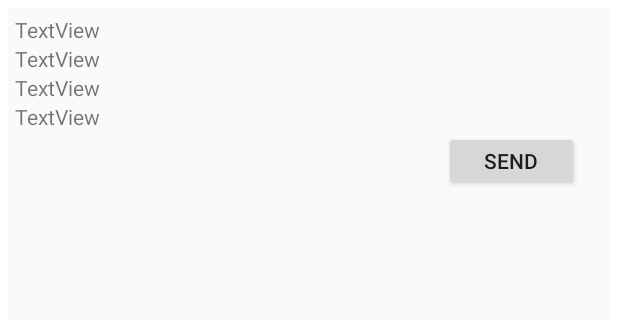
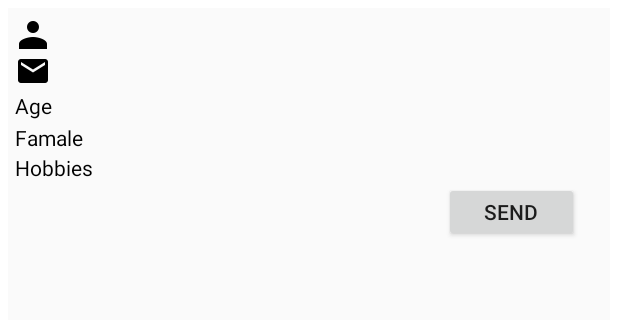
Before and after one commit to tetiana-horobets/android-user-management, an Android app: the UserDetailsActivity screen opened directly, with no data from a screen before it, on a phone screen of 412 x 824 dp, the part 314-634 px from its top. Run offline under Robolectric (Android 15) with nearby library versions, the phone set to English and light mode, and no system bars; our stand-ins replace CircleImageView, Picasso.

Commit message:
add design

```diff
--- a/app/src/main/res/layout/user_details_activity.xml
+++ b/app/src/main/res/layout/user_details_activity.xml
@@ -32,7 +32,7 @@
 
     </RelativeLayout>
 
-    <LinearLayout
+    <TableLayout
         android:layout_width="match_parent"
         android:layout_height="0dp"
         android:orientation="vertical"
@@ -40,36 +40,119 @@
         android:background="@drawable/border"
         android:padding="10dip">
 
+        <TableRow
+            android:layout_width="match_parent"
+            android:layout_height="match_parent" >
+
+            <TextView
+                android:id="@+id/textView6"
+                android:layout_width="wrap_content"
+                android:layout_height="1dp"
+                android:layout_weight="2" />
+
+            <TextView
+                android:id="@+id/textView5"
+                android:layout_width="wrap_content"
+                android:layout_height="0dp"
+                android:layout_weight="1" />
+        </TableRow>
+
+        <TableRow
+            android:layout_width="match_parent"
+            android:layout_height="match_parent" >
+
+            <ImageView
+                android:id="@+id/imageView5"
+                android:layout_width="wrap_content"
+                android:layout_height="wrap_content"
+                android:layout_gravity="left"
+                app:srcCompat="@mipmap/ic_person_black_24dp" />
+
             <TextView
                 android:id="@+id/user_detailed_name"
                 android:layout_width="match_parent"
                 android:layout_height="wrap_content"
-            android:text="TextView" />
+                android:textSize="15sp" />
+        </TableRow>
+
+        <TableRow
+            android:layout_width="match_parent"
+            android:layout_height="match_parent" >
+
+            <ImageView
+                android:id="@+id/imageView6"
+                android:layout_width="wrap_content"
+                android:layout_height="wrap_content"
+                android:layout_gravity="left"
+                app:srcCompat="@mipmap/ic_mail_black_24dp" />
 
             <TextView
                 android:id="@+id/user_detailed_email"
                 android:layout_width="match_parent"
                 android:layout_height="wrap_content"
-            android:text="TextView" />
+                android:textSize="15sp" />
+
+        </TableRow>
+
+        <TableRow
+            android:layout_width="match_parent"
+            android:layout_height="match_parent" >
+
+            <TextView
+                android:id="@+id/textView7"
+                android:layout_width="wrap_content"
+                android:layout_height="wrap_content"
+                android:text="Age"
+                android:textColor="#000000"
+                android:gravity="left"/>
 
             <TextView
                 android:id="@+id/user_detailed_age"
                 android:layout_width="match_parent"
                 android:layout_height="wrap_content"
-            android:text="TextView" />
+                android:textSize="15sp" />
+        </TableRow>
+
+        <TableRow
+            android:layout_width="match_parent"
+            android:layout_height="match_parent" >
+
+            <TextView
+                android:id="@+id/textView8"
+                android:layout_width="wrap_content"
+                android:layout_height="wrap_content"
+                android:gravity="left"
+                android:textColor="#000000"
+                android:text="Famale" />
 
             <TextView
                 android:id="@+id/user_detailed_is_female"
                 android:layout_width="match_parent"
                 android:layout_height="wrap_content"
-            android:text="TextView" />
+                android:textSize="15sp" />
+        </TableRow>
+
+        <TableRow
+            android:layout_width="match_parent"
+            android:layout_height="match_parent" >
+
+            <TextView
+                android:id="@+id/textView9"
+                android:layout_width="match_parent"
+                android:layout_height="wrap_content"
+                android:gravity="left"
+                android:textColor="#000000"
+                android:text="Hobbies" />
 
             <LinearLayout
+                android:id="@+id/user_detailed_hobbies"
                 android:layout_width="match_parent"
                 android:layout_height="wrap_content"
                 android:orientation="vertical"
-            android:id="@+id/user_detailed_hobbies">
+                android:textSize="15sp">
+
             </LinearLayout>
+        </TableRow>
 
         <LinearLayout
             android:layout_width="match_parent"
@@ -86,6 +169,6 @@
                 android:text="Send" />
         </LinearLayout>
 
-    </LinearLayout>
+    </TableLayout>
 
 </LinearLayout>
```
Also changed, not shown: app/src/main/res/mipmap-hdpi/ic_mail_black_24dp.png (added), app/src/main/res/mipmap-hdpi/ic_person_black_24dp.png (added), app/src/main/res/mipmap-mdpi/ic_mail_black_24dp.png (added), app/src/main/res/mipmap-mdpi/ic_person_black_24dp.png (added), app/src/main/res/mipmap-xhdpi/ic_mail_black_24dp.png (added), app/src/main/res/mipmap-xhdpi/ic_person_black_24dp.png (added), app/src/main/res/mipmap-xxhdpi/ic_mail_black_24dp.png (added), app/src/main/res/mipmap-xxhdpi/ic_person_black_24dp.png (added), app/src/main/res/mipmap-xxxhdpi/ic_mail_black_24dp.png (added), app/src/main/res/mipmap-xxxhdpi/ic_person_black_24dp.png (added). Lines whose indentation alone changed are shown as unchanged.
